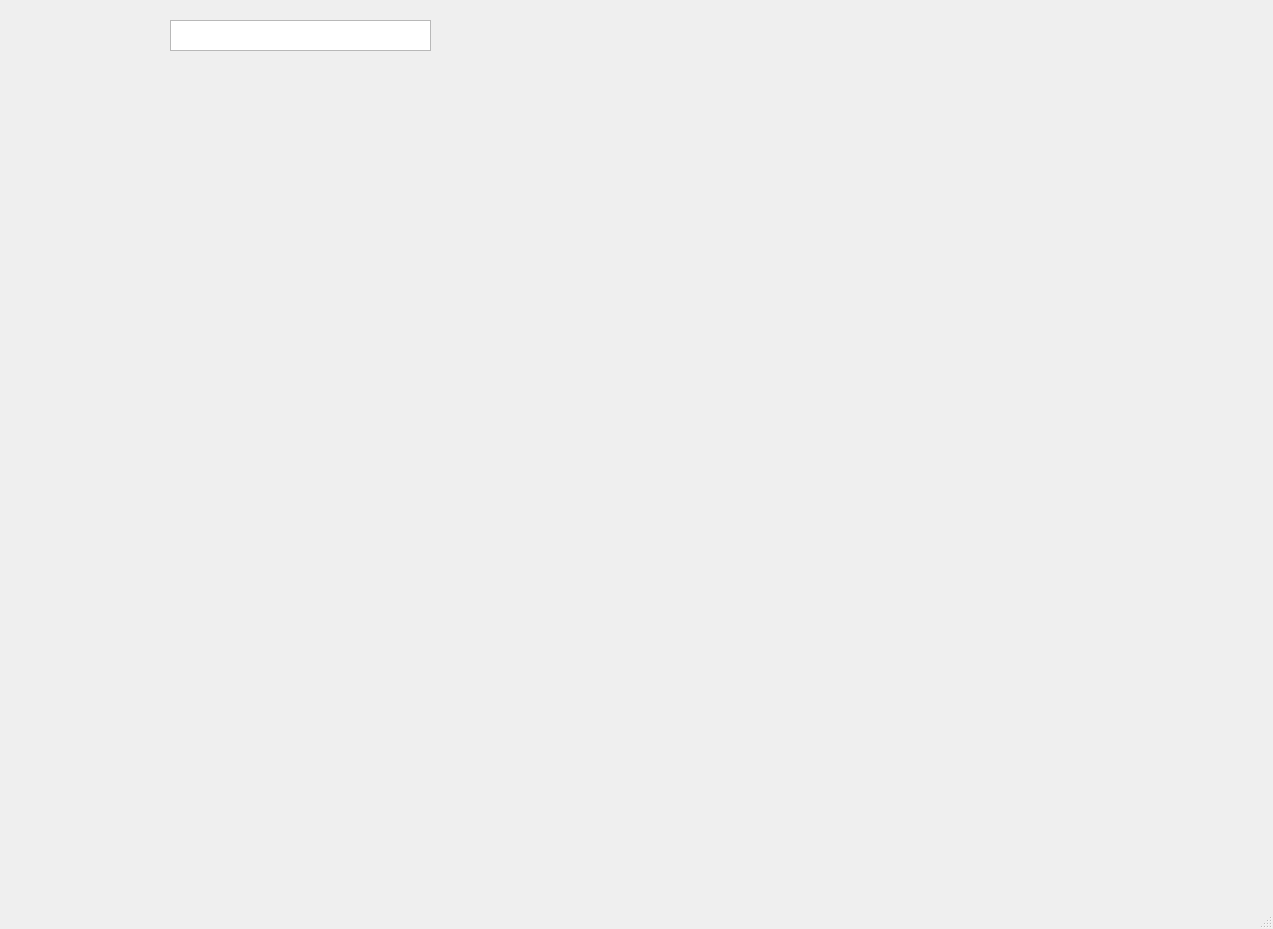
Old version of the form src/SpaceGUI/src/mainwindow.ui in the repository camtriggerhappy/SpaceGUI.
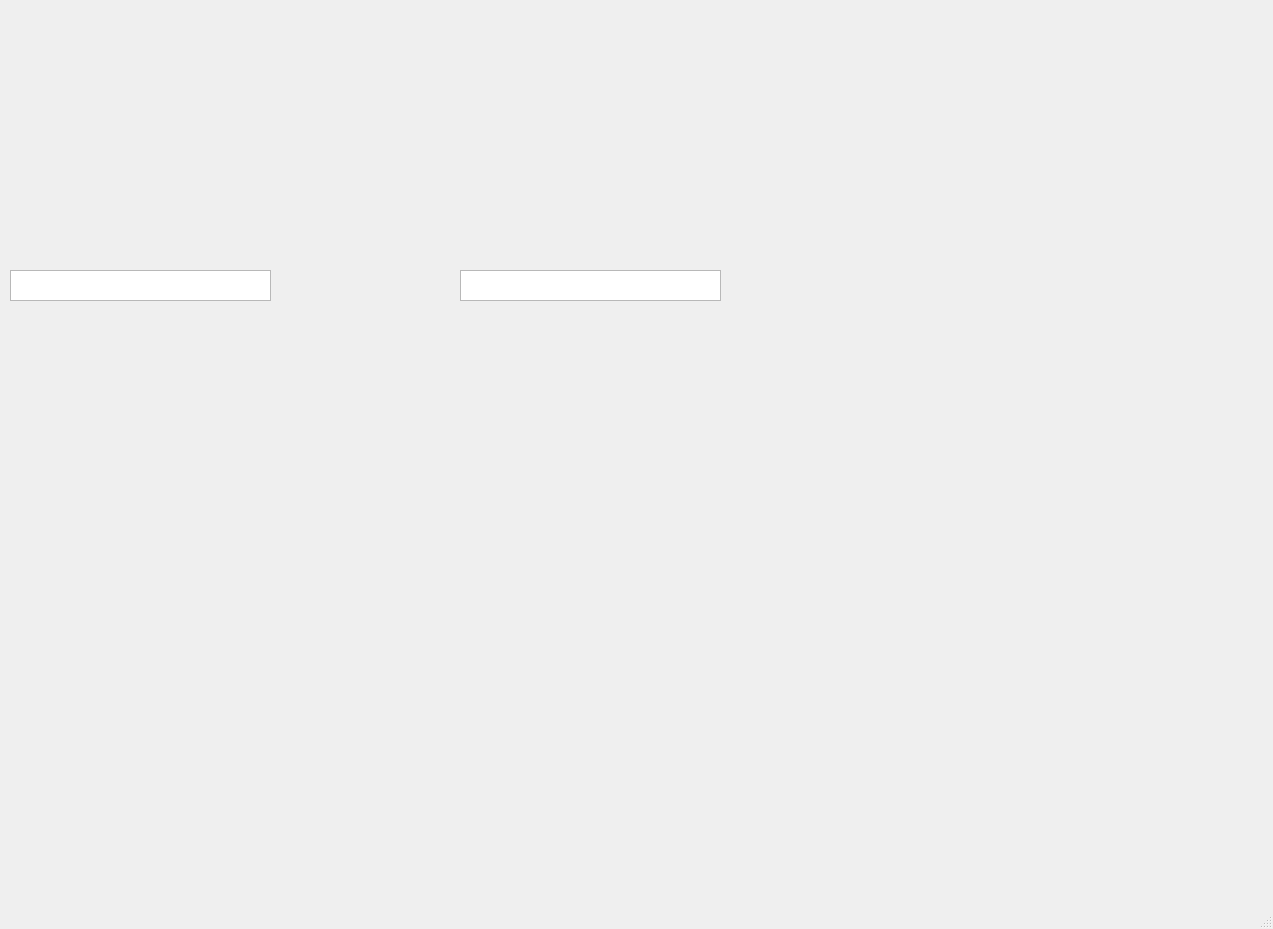
New version of the form.

```diff
--- a/src/SpaceGUI/src/mainwindow.ui
+++ b/src/SpaceGUI/src/mainwindow.ui
@@ -14,11 +14,27 @@
    <string>MainWindow</string>
   </property>
   <widget class="QWidget" name="centralwidget">
-   <widget class="QTextEdit" name="robotStatusLabel">
+   <property name="minimumSize">
+    <size>
+     <width>600</width>
+     <height>600</height>
+    </size>
+   </property>
+   <widget class="QTextEdit" name="controllerLeft">
     <property name="geometry">
      <rect>
-      <x>170</x>
-      <y>20</y>
+      <x>10</x>
+      <y>270</y>
+      <width>261</width>
+      <height>31</height>
+     </rect>
+    </property>
+   </widget>
+   <widget class="QTextEdit" name="controllerRight">
+    <property name="geometry">
+     <rect>
+      <x>460</x>
+      <y>270</y>
       <width>261</width>
       <height>31</height>
      </rect>
```
Left out of the diff: 2 changed lines with no effect on the pictures.
